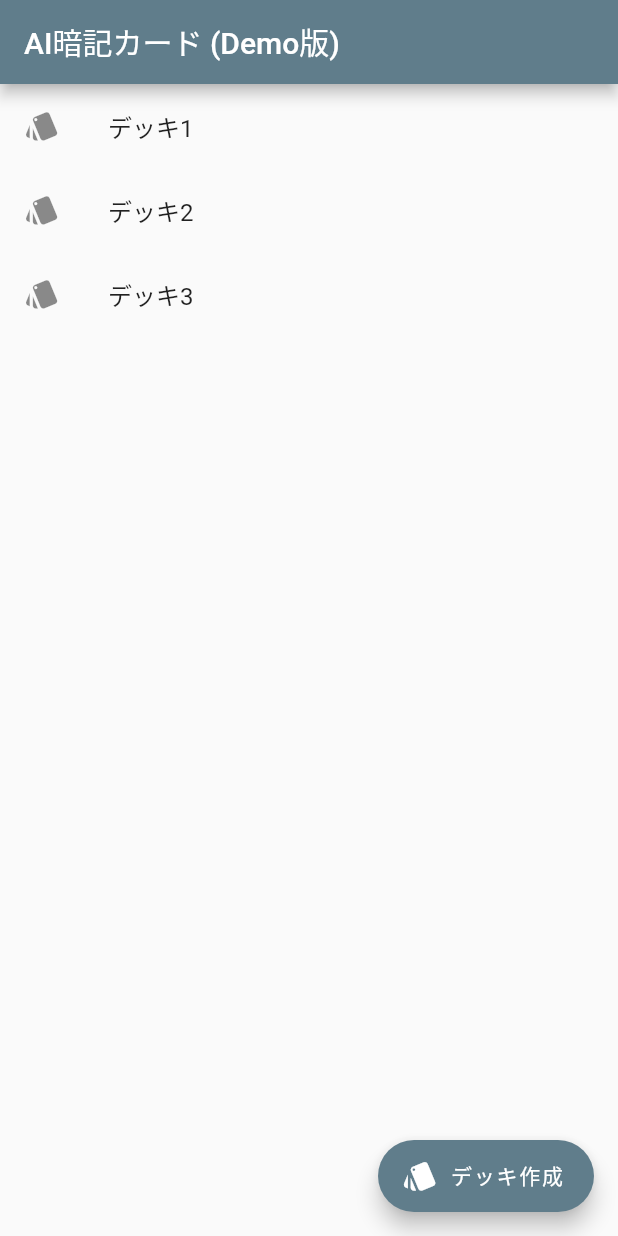
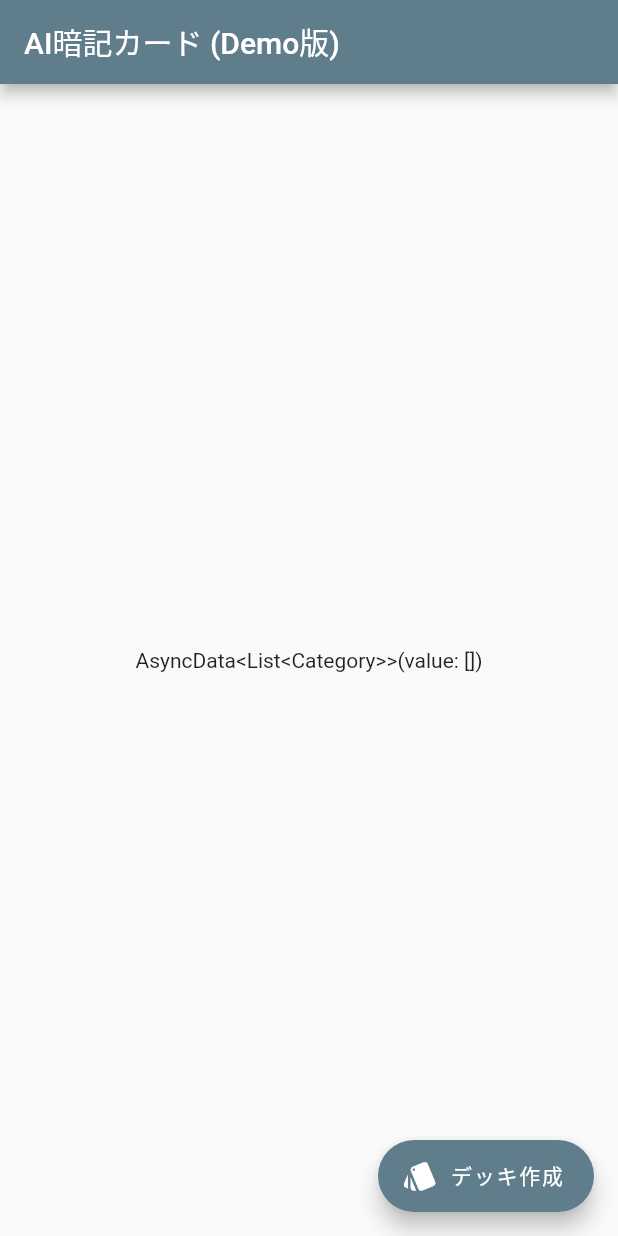
Before and after one commit to kou72/ai_flash_card, a Flutter app: the screen it shows after launch, on a phone screen of 412 x 824 dp. Run offline on Flutter 3.47's test engine with Material 2 defaults, Android fonts, the phone set to English and light mode, and no system bars; our stand-ins replace drift, file_picker, firebase_analytics, firebase_core, hooks_riverpod, shared_preferences; missing offline and left inert: pdfx; accounts and stored records are empty; generated files the repository leaves out were written again.

Commit message:
lib/home.dartファイルとlib/main.dartファイルの変更点を分析します。
lib/home.dart
- パッケージのインポートに"package:hooks_riverpod/hooks_riverpod.dart"を追加
- パッケージのインポートに"main.dart"を追加
- class Homeをコメントアウト
- class HomeStateをコメントアウト
- class HomeをHookConsumerWidgetに変更
- buildメソッドの引数にWidgetRefを追加
- _objectsメソッドをコメントアウト
- _insertDeckメソッドをコメントアウト

lib/main.dart
- パッケージのインポートに"package:hooks_riverpod/hooks_riverpod.dart"を追加
- Provider(databaseProvider)を追加
- StreamProvider(categoriesStreamProvider)を追加
- main関数内でProviderScopeを追加
- MyAppクラスをコメントアウト
- MyAppクラスをHookConsumerWidgetに変更
- buildメソッドの引数にWidgetRefを追加
- MaterialAppの中身をコメントアウト

pubspec.yaml
- flutter_hooksパッケージを追加
- hooks_riverpodパッケージを追加

lib/home.dart
- パッケージのインポートに"package:hooks_riverpod/hooks_riverpod.dart"を追加
- パッケージのインポートに"main.dart"を追加
- class Homeをコメントアウト
- class HomeStateをコメントアウト
- class HomeをHookConsumerWidgetに変更
- buildメソッドの引数にWidgetRefを追加
- _objectsメソッドをコメントアウト
- _insertDeckメソッドをコメントアウト

lib/main.dart
- パッケージのインポートに"package:hooks_riverpod/hooks_riverpod.dart"を追加
- Provider(databaseProvider)を追加
- StreamProvider(categoriesStreamProvider)を追加
- main関数内でProviderScopeを追加
- MyAppクラスをコメントアウト
- MyAppクラスをHookConsumerWidgetに変更
- buildメソッドの引数にWidgetRefを追加
- MaterialAppの中身をコメントアウト

pubspec.yaml
- flutter_hooksパッケージを追加
- hooks_riverpodパッケージを追加

```diff
--- a/lib/home.dart
+++ b/lib/home.dart
@@ -2,36 +2,57 @@ import 'package:flutter/material.dart';
 import 'package:flash_pdf_card/deck.dart';
 import 'package:flash_pdf_card/deck_dialog.dart';
 
+import 'package:hooks_riverpod/hooks_riverpod.dart';
 import 'package:flash_pdf_card/drift/filename.dart';
+import 'main.dart';
 
-class Home extends StatefulWidget {
+// class Home extends StatefulWidget {
+//   const Home({Key? key}) : super(key: key);
+//   @override
+//   HomeState createState() => HomeState();
+// }
+
+// class HomeState extends State<Home> {
+//   final database = MyWebDatabase();
+//   final List<String> decks = [
+//     'デッキ1',
+//     'デッキ2',
+//     'デッキ3',
+//     // ... (他のデッキデータも追加可能)
+//   ];
+
+//   @override
+//   Widget build(BuildContext context) {
+
+class Home extends HookConsumerWidget {
   const Home({Key? key}) : super(key: key);
   @override
-  HomeState createState() => HomeState();
-}
+  Widget build(BuildContext context, WidgetRef ref) {
+    final database = ref.watch(databaseProvider);
+    final categories = ref.watch(categoriesStreamProvider);
 
-class HomeState extends State<Home> {
-  final database = MyWebDatabase();
-  final List<String> decks = [
-    'デッキ1',
-    'デッキ2',
-    'デッキ3',
-    // ... (他のデッキデータも追加可能)
-  ];
-
-  @override
-  Widget build(BuildContext context) {
     return Scaffold(
       appBar: AppBar(
         title: const Text('AI暗記カード (Demo版)'),
       ),
       body: Center(
-        child: _objects(),
+        // child: _objects(),
+        child: Text(categories.toString()),
       ),
       floatingActionButton: FloatingActionButton.extended(
-        onPressed: () {
-          // _showDeckDialog(context);
-          _insertDeck();
+        // onPressed: () {
+        //   // _showDeckDialog(context);
+        //   _insertDeck();
+        // },
+        onPressed: () async {
+          // Simple insert:
+          await database.into(database.categories).insert(
+              CategoriesCompanion.insert(description: 'my first category'));
+
+          // Simple select:
+          final allCategories =
+              await database.select(database.categories).get();
+          print('Categories in database: $allCategories');
         },
         icon: const Icon(Icons.style),
         label: const Text('デッキ作成'),
@@ -39,27 +60,27 @@ class HomeState extends State<Home> {
     );
   }
 
-  Widget _objects() {
-    return ListView.builder(
-      itemCount: decks.length,
-      itemBuilder: (context, index) {
-        return ListTile(
-          leading: const Icon(Icons.style),
-          title: Text(decks[index]),
-          onTap: () {
-            if (!mounted) return;
-            Navigator.push(
-              context,
-              MaterialPageRoute(
-                  builder: (context) => Deck(
-                        deckName: decks[index],
-                      )),
-            );
-          },
-        );
-      },
-    );
-  }
+  // Widget _objects() {
+  //   return ListView.builder(
+  //     itemCount: decks.length,
+  //     itemBuilder: (context, index) {
+  //       return ListTile(
+  //         leading: const Icon(Icons.style),
+  //         title: Text(decks[index]),
+  //         onTap: () {
+  //           if (!mounted) return;
+  //           Navigator.push(
+  //             context,
+  //             MaterialPageRoute(
+  //                 builder: (context) => Deck(
+  //                       deckName: decks[index],
+  //                     )),
+  //           );
+  //         },
+  //       );
+  //     },
+  //   );
+  // }
 
   void _showDeckDialog(BuildContext context) {
     showDialog(
@@ -70,14 +91,14 @@ class HomeState extends State<Home> {
     );
   }
 
-  Future<void> _insertDeck() async {
-    // Simple insert:
-    await database
-        .into(database.categories)
-        .insert(CategoriesCompanion.insert(description: 'my first category'));
+  // Future<void> _insertDeck() async {
+  //   // Simple insert:
+  //   await database
+  //       .into(database.categories)
+  //       .insert(CategoriesCompanion.insert(description: 'my first category'));
 
-    // Simple select:
-    final allCategories = await database.select(database.categories).get();
-    print('Categories in database: $allCategories');
-  }
+  //   // Simple select:
+  //   final allCategories = await database.select(database.categories).get();
+  //   print('Categories in database: $allCategories');
+  // }
 }
--- a/lib/main.dart
+++ b/lib/main.dart
@@ -5,7 +5,15 @@ import 'package:firebase_core/firebase_core.dart';
 import 'firebase_options.dart';
 import 'package:firebase_analytics/firebase_analytics.dart';
 
+import 'package:hooks_riverpod/hooks_riverpod.dart';
 import 'package:flash_pdf_card/drift/filename.dart';
+
+final databaseProvider = Provider((_) => MyWebDatabase());
+
+final categoriesStreamProvider = StreamProvider<List<Category>>((ref) {
+  final db = ref.read(databaseProvider);
+  return db.select(db.categories).watch();
+});
 
 void main() async {
   WidgetsFlutterBinding.ensureInitialized();
@@ -24,7 +32,12 @@ void main() async {
   // final allCategories = await database.select(database.categories).get();
   // print('Categories in database: $allCategories');
 
-  runApp(const MyApp());
+  // runApp(const MyApp());
+  runApp(
+    ProviderScope(
+      child: MyApp(),
+    ),
+  );
 }
 
 class MyApp extends StatelessWidget {
@@ -42,3 +55,27 @@ class MyApp extends StatelessWidget {
     );
   }
 }
+
+// class MyApp extends HookConsumerWidget {
+//   const MyApp({Key? key}) : super(key: key);
+//   @override
+//   Widget build(BuildContext context, WidgetRef ref) {
+//     final helloWorld = ref.watch(helloWorldProvider);
+
+//     return MaterialApp(
+//       title: 'Flash PDF Card (Demo)',
+//       theme: ThemeData(
+//         primarySwatch: Colors.blueGrey,
+//       ),
+//       // home: const StartScreen(),
+//       // home: const Home(),
+//       home: Scaffold(
+//         appBar: AppBar(title: const Text('Example')),
+//         body: Center(
+//           child: Text(helloWorld.schemaVersion.toString()),
+//         ),
+//       ),
+//       debugShowCheckedModeBanner: false,
+//     );
+//   }
+// }
--- a/pubspec.yaml
+++ b/pubspec.yaml
@@ -20,6 +20,9 @@ dependencies:
   firebase_analytics: ^10.4.5
   # drift用パッケージ
   drift: ^2.11.1
+  # riverpod用パッケージ
+  flutter_hooks: ^0.18.0
+  hooks_riverpod: ^2.1.1
 
 dev_dependencies:
   flutter_test:
```
